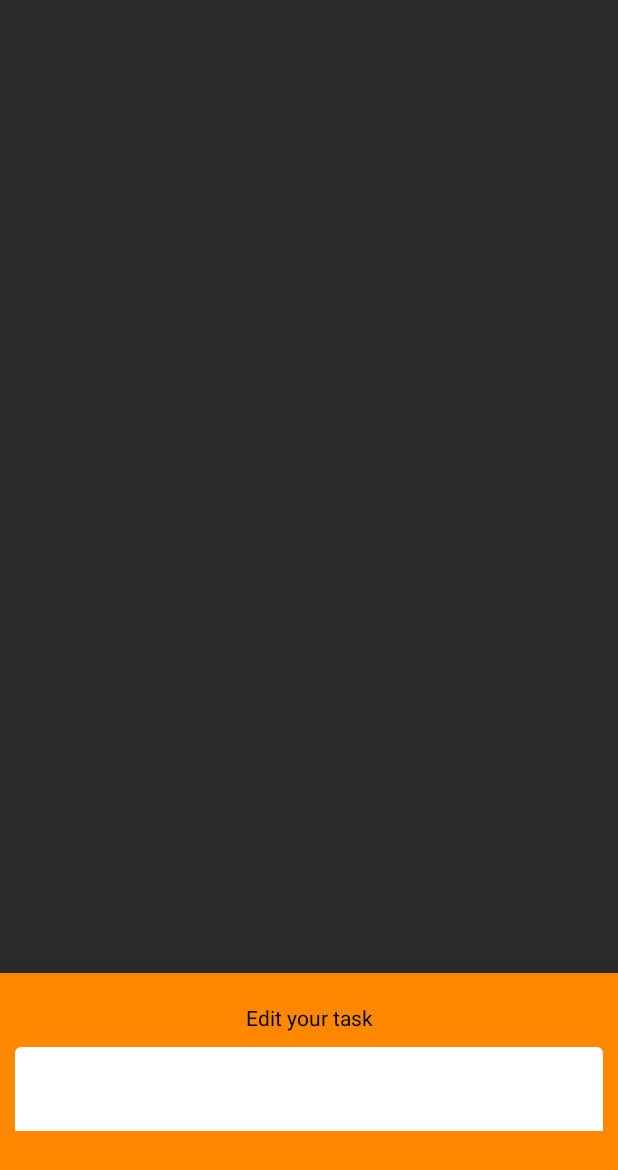
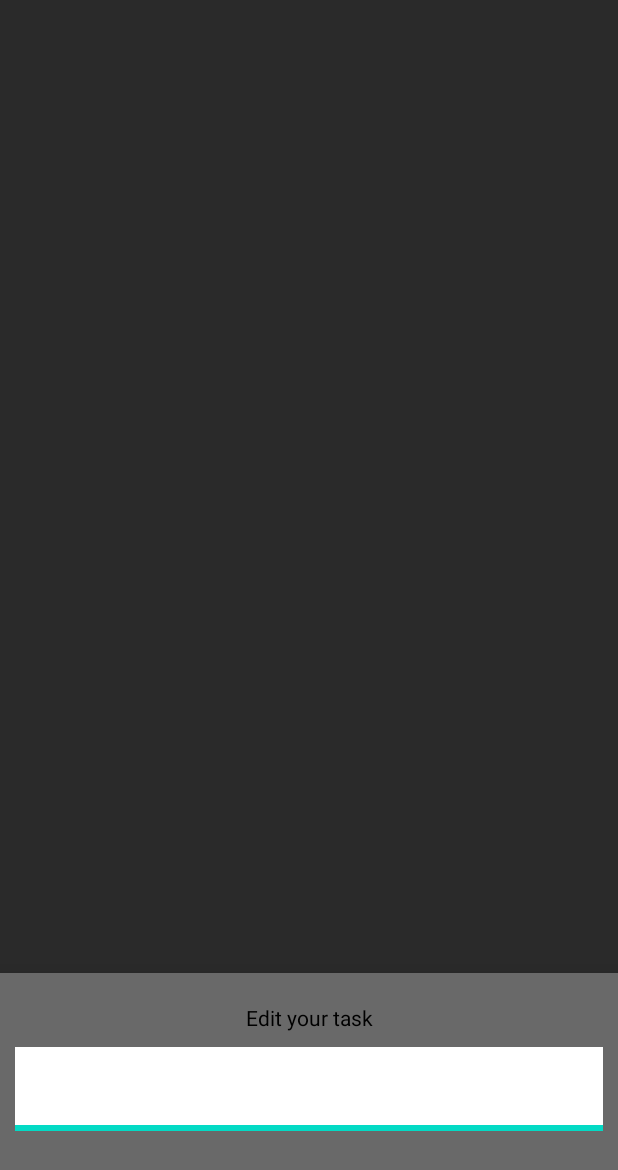
Before and after one commit to NFR-161/Todolist, an Android app: the fragment PanelEditTask placed in its activity, after a tap on an icon or button, on a phone screen of 412 x 824 dp. Shown: the top 1170 px of the screen. Run offline under Robolectric (Android 15) with nearby library versions, the phone set to English and light mode, and no system bars; our stand-ins replace Room's generated code, data binding.

Commit message:
fix problem with recycler

```diff
--- a/app/src/main/AndroidManifest.xml
+++ b/app/src/main/AndroidManifest.xml
@@ -11,6 +11,7 @@
         android:theme="@style/Theme.Todolist">
         <activity
             android:name=".presentation.MainActivity"
+            android:windowSoftInputMode="adjustResize"
             android:exported="true">
             <intent-filter>
                 <action android:name="android.intent.action.MAIN" />
--- a/app/src/main/java/com/exampleone/todolist/presentation/PanelEditTask.kt
+++ b/app/src/main/java/com/exampleone/todolist/presentation/PanelEditTask.kt
@@ -50,15 +50,15 @@ class PanelEditTask : BottomSheetDialogFragment(), View.OnKeyListener {
 
             R.id.editTask -> {
                 if (keyEvent.action == KeyEvent.ACTION_DOWN && i == KeyEvent.KEYCODE_ENTER) {
-
+                        if(!binding?.editTask?.text.toString().isNullOrBlank())
                             taskViewModel?.startUpdateTask(
                             idTask.toString().toInt(),
                             binding?.editTask?.text?.toString()!!
                         )
-
                         binding?.editTask?.setText("")
                         dismiss()
-                    val options = ActivityOptions.makeSceneTransitionAnimation(context as FragmentActivity)
+                        val options =
+                            ActivityOptions.makeSceneTransitionAnimation(context as FragmentActivity)
                         startActivity(Intent(context, MainActivity::class.java), options.toBundle())
                         return true
                 }
--- a/app/src/main/java/com/exampleone/todolist/presentation/TaskAdapter.kt
+++ b/app/src/main/java/com/exampleone/todolist/presentation/TaskAdapter.kt
@@ -39,7 +39,7 @@ class TaskAdapter(
     }
 
     override fun onBindViewHolder(holder: TaskHolder, position: Int) {
-        holder.bind(tasksList[position], strikeThrough, startPencil,editTask)
+        holder.bind(tasksList[position], strikeThrough, startPencil, editTask)
 
     }
 
@@ -76,7 +76,9 @@ class TaskAdapter(
                 }
             })
             bindingTaskIt.nameTask.setOnLongClickListener(View.OnLongClickListener {
-                editTask(task)
+                if (!bindingTaskIt.nameTask.isChecked && !task.isDone) {
+                    editTask(task)
+                }
                 true
             })
 
--- a/app/src/main/res/layout/activity_main.xml
+++ b/app/src/main/res/layout/activity_main.xml
@@ -18,6 +18,7 @@
             <androidx.recyclerview.widget.RecyclerView
                 android:id="@+id/recyclerTodoList"
                 android:layout_width="match_parent"
+                android:layout_marginBottom="?attr/actionBarSize"
                 android:layout_height="wrap_content" />
             </FrameLayout>
 
--- a/app/src/main/res/layout/panel_edit_task.xml
+++ b/app/src/main/res/layout/panel_edit_task.xml
@@ -13,41 +13,42 @@
         <androidx.constraintlayout.widget.ConstraintLayout
             android:layout_width="match_parent"
             android:layout_height="match_parent"
-            android:background="@color/orange"
+            android:background="@color/gray"
             android:paddingBottom="70dp">
 
             <androidx.appcompat.widget.AppCompatTextView
                 android:id="@+id/headerEditTask"
                 android:layout_width="wrap_content"
                 android:layout_height="wrap_content"
-                app:layout_constraintTop_toTopOf="parent"
+                android:layout_marginTop="20dp"
+                android:text="@string/editTask"
+                android:textColor="@color/black"
+                app:layout_constraintEnd_toEndOf="parent"
                 app:layout_constraintStart_toStartOf="parent"
-                app:layout_constraintEnd_toEndOf="parent"
-                android:layout_marginTop="20dp"
-                android:textColor="@color/black"
-                android:text="@string/editTask"/>
+                app:layout_constraintTop_toTopOf="parent" />
 
             <com.google.android.material.textfield.TextInputLayout
                 android:id="@+id/sectionEditTask"
                 android:layout_width="match_parent"
                 android:layout_height="wrap_content"
-                app:layout_constraintTop_toBottomOf="@id/headerEditTask"
                 android:layout_margin="10dp"
                 app:boxBackgroundColor="@android:color/transparent"
-                app:boxStrokeColor="@android:color/white"
-                app:startIconTint="@android:color/white"
+                app:boxStrokeColor="@color/teal_200"
+                app:boxStrokeWidthFocused="4dp"
+                app:endIconMode="clear_text"
                 app:endIconTint="@android:color/holo_red_light"
                 app:hintTextColor="@android:color/white"
-                app:endIconMode="clear_text"
-                app:boxStrokeWidthFocused="4dp">
+                app:layout_constraintTop_toBottomOf="@id/headerEditTask"
+                app:startIconTint="@android:color/white">
 
                 <com.google.android.material.textfield.TextInputEditText
                     android:id="@+id/editTask"
                     android:layout_width="match_parent"
                     android:layout_height="wrap_content"
-                    android:inputType="text"
-                    android:textColor="@android:color/white"
-                    android:textCursorDrawable="@drawable/cursor"/>
+                    android:background="@color/white"
+                    android:inputType="textLongMessage"
+                    android:textColor="@android:color/black"
+                    android:textCursorDrawable="@android:drawable/status_bar_item_background" />
 
             </com.google.android.material.textfield.TextInputLayout>
 
--- a/app/src/main/res/layout/task_item.xml
+++ b/app/src/main/res/layout/task_item.xml
@@ -7,7 +7,11 @@
         android:layout_width="match_parent"
         android:layout_height="wrap_content"
         android:checked="false"
-        android:textSize="17sp" />
+        android:ellipsize="none"
+        android:fontFamily="serif"
+        android:scrollbarAlwaysDrawHorizontalTrack="false"
+        android:scrollbarSize="10dp"
+        android:textSize="15sp" />
 
 
 
```
Lines whose indentation alone changed are shown as unchanged.
